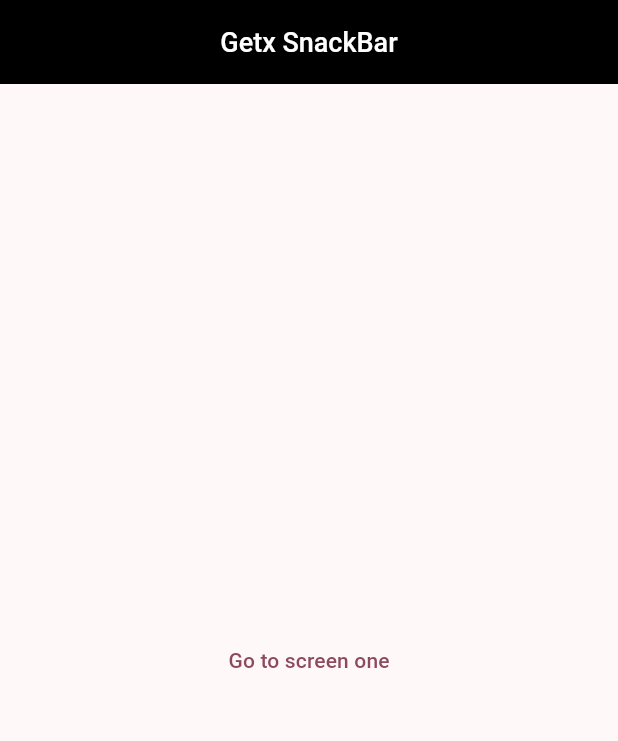
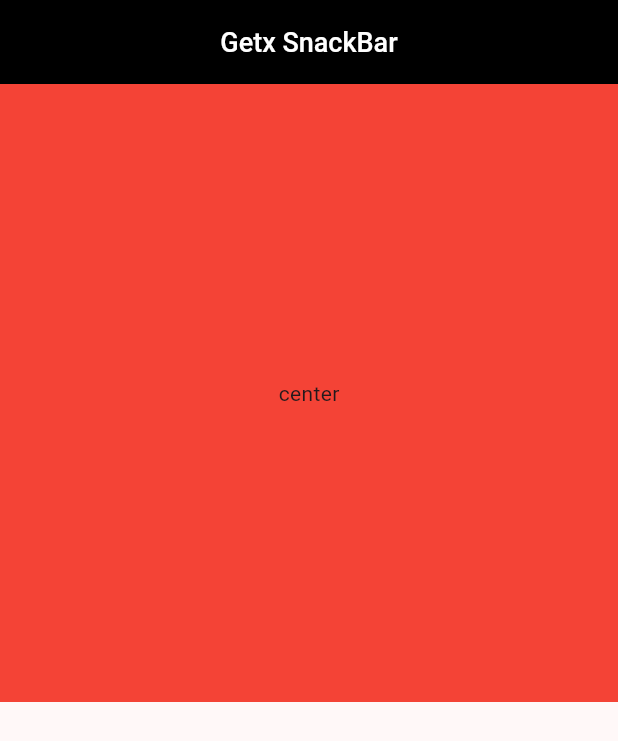
Before and after one commit to MuhammadBilalAbid/getx, a Flutter app: the screen it shows after launch, on a phone screen of 412 x 824 dp. Shown: the top 741 px of the screen. Run offline on Flutter 3.47's test engine with Material 3 defaults, Android fonts, the phone set to English and light mode, and no system bars; our stand-ins replace get.

Commit message:
resonsive with getx

```diff
--- a/lib/home_screen.dart
+++ b/lib/home_screen.dart
@@ -16,54 +16,55 @@ class _HomeScreenState extends State<HomeScreen> {
       appBar: AppBar(
         title: const Text("Getx SnackBar"),
       ),
-      body: Column(
-        mainAxisAlignment: MainAxisAlignment.center,
-        crossAxisAlignment: CrossAxisAlignment.center,
-        children: [
-          // Card(
-          //   color: Colors.greenAccent,
-          //   child: ListTile(
-          //     title: const Text("Getx dialoge alert"),
-          //     subtitle: const Text("Getx dialoge alert"),
-          //     onTap: () {
-          //       Get.bottomSheet(Container(
-          //         decoration: BoxDecoration(
-          //           color: Colors.black,
-          //           borderRadius: BorderRadius.circular(15),
-          //         ),
-          //         child: Column(
-          //           children: [
-          //             const SizedBox(height: 12),
-          //             ListTile(
-          //               leading: const Icon(Icons.light_mode),
-          //               title: const Text("Light Mode"),
-          //               onTap: () {
-          //                 Get.changeTheme(ThemeData.light());
-          //               },
-          //             ),
-          //             ListTile(
-          //               leading: const Icon(Icons.dark_mode),
-          //               title: const Text("Dark Mode"),
-          //               onTap: () {
-          //                 Get.changeTheme(ThemeData.dark());
-          //               },
-          //             )
-          //           ],
-          //         ),
-          //       ));
-          //     },
-          //   ),
-          // )
-          Center(
-            child: TextButton(
-              onPressed: () {
-                Get.toNamed('/screen-one', arguments: {'name': 'Bilal'});
-              },
-              child: const Text("Go to screen one"),
-            ),
-          )
-        ],
-      ),
+      // body: Column(
+      //   mainAxisAlignment: MainAxisAlignment.center,
+      //   crossAxisAlignment: CrossAxisAlignment.center,
+      //   children: [
+      //     // Card(
+      //     //   color: Colors.greenAccent,
+      //     //   child: ListTile(
+      //     //     title: const Text("Getx dialoge alert"),
+      //     //     subtitle: const Text("Getx dialoge alert"),
+      //     //     onTap: () {
+      //     //       Get.bottomSheet(Container(
+      //     //         decoration: BoxDecoration(
+      //     //           color: Colors.black,
+      //     //           borderRadius: BorderRadius.circular(15),
+      //     //         ),
+      //     //         child: Column(
+      //     //           children: [
+      //     //             const SizedBox(height: 12),
+      //     //             ListTile(
+      //     //               leading: const Icon(Icons.light_mode),
+      //     //               title: const Text("Light Mode"),
+      //     //               onTap: () {
+      //     //                 Get.changeTheme(ThemeData.light());
+      //     //               },
+      //     //             ),
+      //     //             ListTile(
+      //     //               leading: const Icon(Icons.dark_mode),
+      //     //               title: const Text("Dark Mode"),
+      //     //               onTap: () {
+      //     //                 Get.changeTheme(ThemeData.dark());
+      //     //               },
+      //     //             )
+      //     //           ],
+      //     //         ),
+      //     //       ));
+      //     //     },
+      //     //   ),
+      //     // )
+      //     // Center(
+      //     //   child: TextButton(
+      //     //     onPressed: () {
+      //     //       Get.toNamed('/screen-one', arguments: {'name': 'Bilal'});
+      //     //     },
+      //     //     child: const Text("Go to screen one"),
+      //     //   ),
+      //     // )
+
+      //   ],
+      // ),
       // floatingActionButton: FloatingActionButton(
       //   backgroundColor: Colors.black,
       //   onPressed: () {
@@ -81,6 +82,11 @@ class _HomeScreenState extends State<HomeScreen> {
       //     color: Colors.white,
       //   ),
       // ),
+      body: Container(
+        height: Get.height * 0.50,
+        color: Colors.red,
+        child: const Center(child: Text("center")),
+      ),
     );
   }
 }
```
